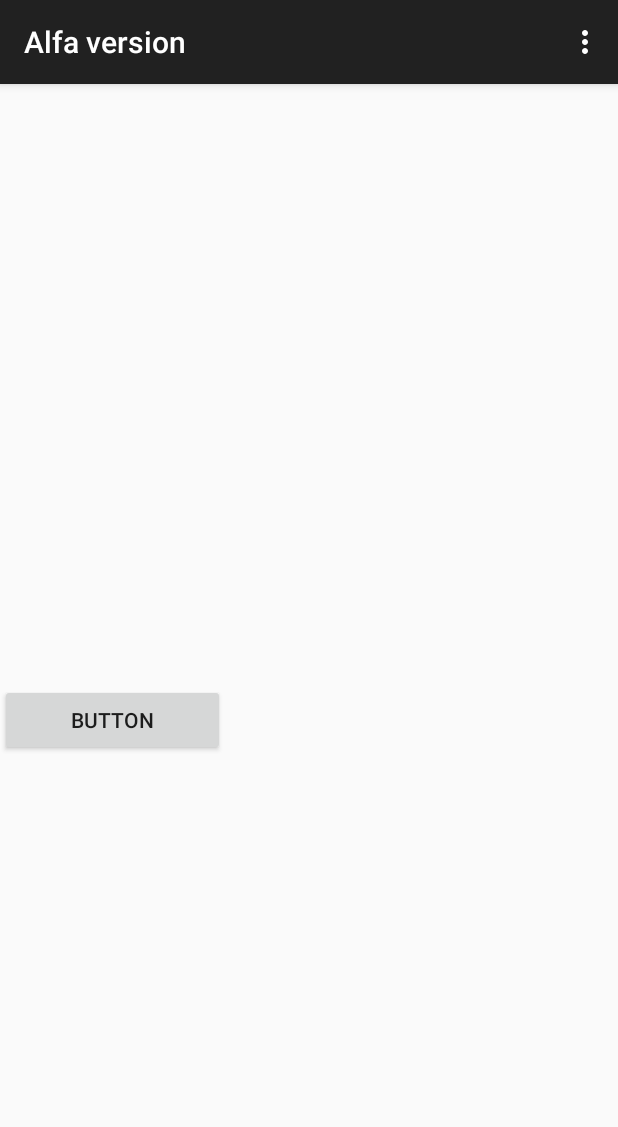
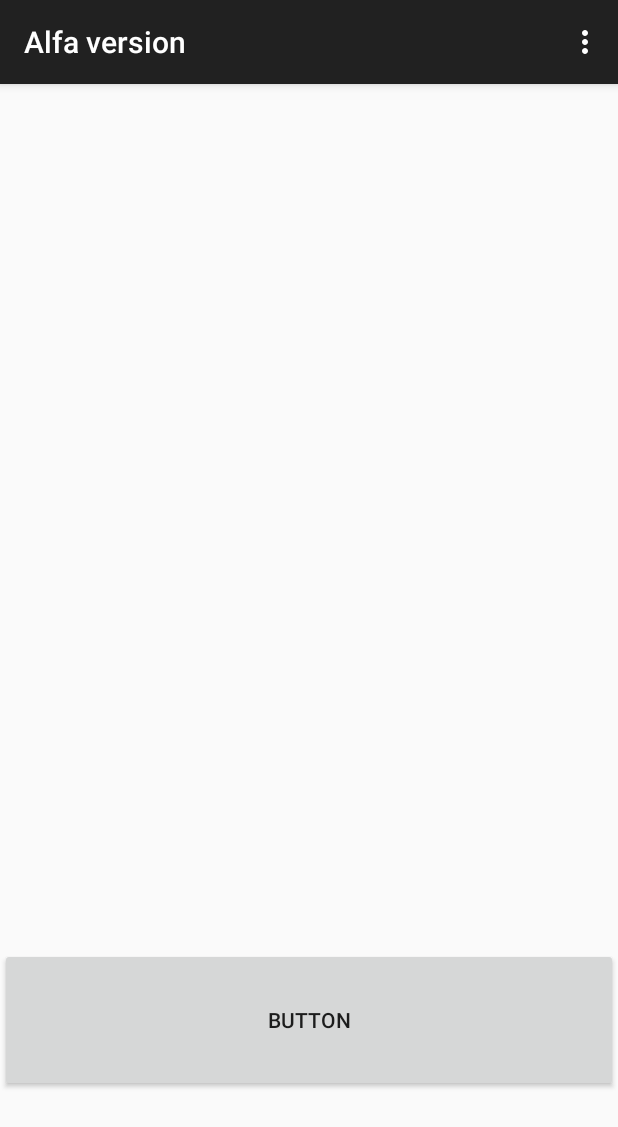
Before and after one commit to rs7532/AlfaVersion, an Android app: the Act2 screen opened directly, with no data from a screen before it, on a phone screen of 412 x 824 dp. Shown: the top 1127 px of the screen. Run offline under Robolectric (Android 15) with nearby library versions, the phone set to English and light mode, and no system bars; our stand-ins replace Firebase (no records; nobody signed in at launch, a user with empty details on screens opened directly).

Commit message:
bugs fixed

```diff
--- a/app/src/main/java/com/example/alfaversion/Act5.java
+++ b/app/src/main/java/com/example/alfaversion/Act5.java
@@ -66,6 +66,7 @@ public class Act5 extends AppCompatActivity {
 
         Intent intent = new Intent(this, getClass());
         intent.addFlags(Intent.FLAG_ACTIVITY_SINGLE_TOP);
+
 
         nfcAdapter = NfcAdapter.getDefaultAdapter(this);
 
@@ -151,7 +152,7 @@ public class Act5 extends AppCompatActivity {
                 }
             }
         }
-}
+    }
 
 
     public void clicked_Act5(View view) {
--- a/app/src/main/res/layout/activity_act2.xml
+++ b/app/src/main/res/layout/activity_act2.xml
@@ -1,48 +1,41 @@
 <?xml version="1.0" encoding="utf-8"?>
-<androidx.constraintlayout.widget.ConstraintLayout xmlns:android="http://schemas.android.com/apk/res/android"
+<LinearLayout xmlns:android="http://schemas.android.com/apk/res/android"
     xmlns:app="http://schemas.android.com/apk/res-auto"
     xmlns:tools="http://schemas.android.com/tools"
     android:id="@+id/main"
     android:layout_width="match_parent"
     android:layout_height="match_parent"
+    android:orientation="vertical"
     tools:context=".Act2">
-
-    <LinearLayout
-        android:layout_width="match_parent"
-        android:layout_height="match_parent"
-        android:orientation="horizontal">
-
-        <Space
-            android:layout_width="wrap_content"
-            android:layout_height="wrap_content"
-            android:layout_weight="1" />
-
-        <LinearLayout
-            android:layout_width="match_parent"
-            android:layout_height="match_parent"
-            android:layout_weight="1"
-            android:orientation="vertical">
 
     <Space
         android:layout_width="match_parent"
-                android:layout_height="100dp" />
+        android:layout_height="0dp"
+        android:layout_weight="1" />
 
     <ImageView
         android:id="@+id/Iv"
         android:layout_width="match_parent"
-                android:layout_height="200dp"
+        android:layout_height="0dp"
+        android:layout_weight="4"
         tools:srcCompat="@tools:sample/avatars" />
 
     <Space
         android:layout_width="match_parent"
-                android:layout_height="100dp" />
+        android:layout_height="0dp"
+        android:layout_weight="1" />
 
     <Button
         android:id="@+id/btn"
-                android:layout_width="150dp"
-                android:layout_height="wrap_content"
-                android:text="Button"
-                android:onClick="clicked2"/>
+        android:layout_width="match_parent"
+        android:layout_height="0dp"
+        android:layout_weight="1"
+        android:onClick="clicked2"
+        android:text="Button" />
+
+    <Space
+        android:layout_width="match_parent"
+        android:layout_height="0dp"
+        android:layout_weight="1" />
+
 </LinearLayout>
-    </LinearLayout>
-</androidx.constraintlayout.widget.ConstraintLayout>
```
Lines whose indentation alone changed are shown as unchanged.
